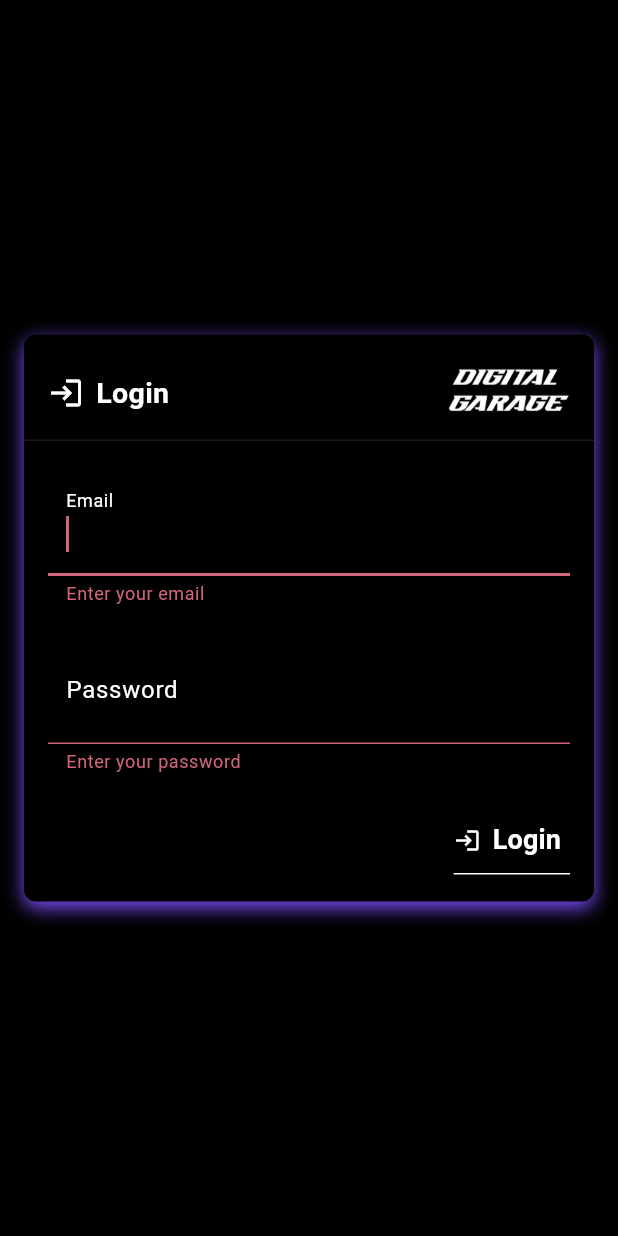
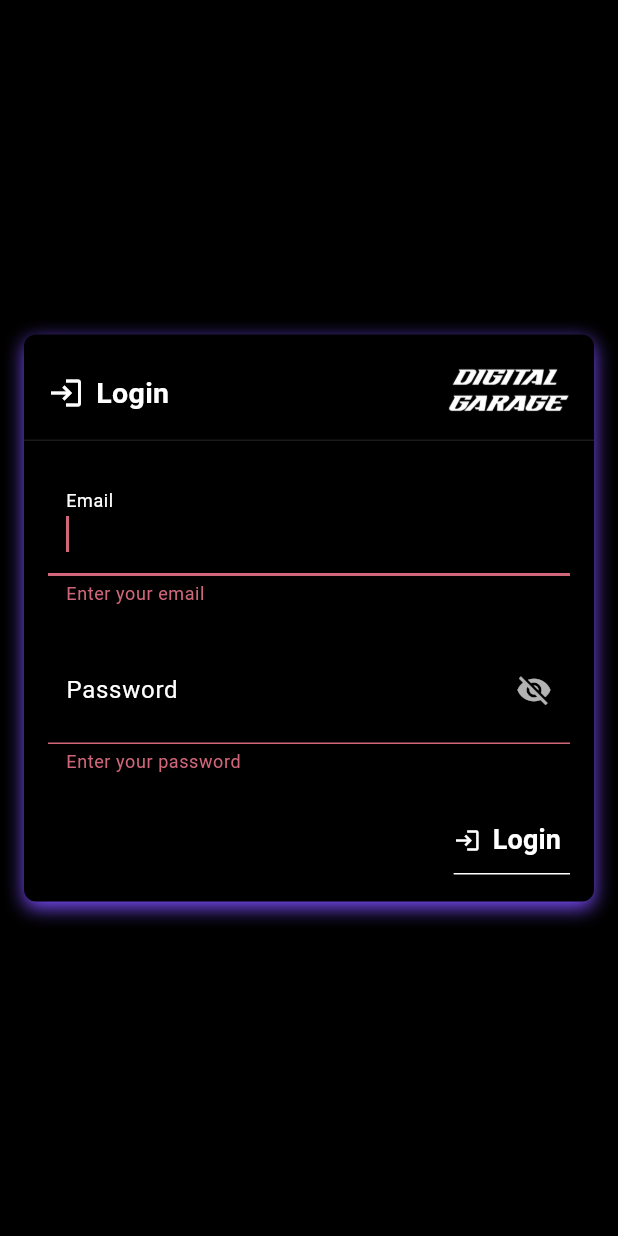
Before and after one commit to mattmurrayswe/digitalgarage_flutter, a Flutter app: the screen it shows after launch, after a tap on "Login", on a phone screen of 412 x 824 dp. Run offline on Flutter 3.47's test engine with Material 3 defaults, Android fonts, the phone set to English and light mode, and no system bars; our stand-ins replace cached_network_image, hive, hive_flutter; missing offline and left inert: mobile_scanner; accounts and stored records are empty.

Commit message:
feat: show pass, gestdetect, format email

```diff
--- a/lib/screens/login_screen.dart
+++ b/lib/screens/login_screen.dart
@@ -1,4 +1,5 @@
 import 'package:flutter/material.dart';
+import 'package:flutter/services.dart';
 import '../services/auth_service.dart';
 import 'main_screen.dart';
 
@@ -9,11 +10,31 @@ class LoginScreen extends StatefulWidget {
   State<LoginScreen> createState() => _LoginScreenState();
 }
 
+class LowerCaseTextFormatter extends TextInputFormatter {
+  @override
+  TextEditingValue formatEditUpdate(
+    TextEditingValue oldValue,
+    TextEditingValue newValue,
+  ) {
+    return TextEditingValue(
+      text: newValue.text.toLowerCase(),
+      selection: newValue.selection,
+    );
+  }
+}
+
 class _LoginScreenState extends State<LoginScreen> {
   final _formKey = GlobalKey<FormState>();
   final _emailController = TextEditingController();
   final _passwordController = TextEditingController();
   final FocusNode _emailFocusNode = FocusNode();
+
+  bool _obscurePassword = true;
+
+  final List<TextInputFormatter> _emailInputFormatters = [
+    FilteringTextInputFormatter.deny(RegExp(r'\s')), // block spaces
+    LowerCaseTextFormatter(), // force lowercase
+  ];
 
   @override
   void initState() {
@@ -45,13 +66,24 @@ class _LoginScreenState extends State<LoginScreen> {
     }
   }
 
+  void _togglePasswordVisibility() {
+    setState(() {
+      _obscurePassword = !_obscurePassword;
+    });
+  }
+
   @override
   Widget build(BuildContext context) {
-    return Scaffold(
+    return GestureDetector(
+      behavior: HitTestBehavior.translucent,
+      onTap: () {
+        FocusScope.of(context).unfocus();
+      },
+      child: Scaffold(
         backgroundColor: Colors.black,
         body: Center(
           child: Container(
-          margin: const EdgeInsets.only(left: 16, right: 16),
+            margin: const EdgeInsets.symmetric(horizontal: 16),
             decoration: BoxDecoration(
               color: Colors.black,
               borderRadius: BorderRadius.circular(8),
@@ -118,6 +150,7 @@ class _LoginScreenState extends State<LoginScreen> {
                             controller: _emailController,
                             focusNode: _emailFocusNode,
                             style: const TextStyle(color: Colors.white),
+                            inputFormatters: _emailInputFormatters,
                             decoration: InputDecoration(
                               labelText: 'Email',
                               labelStyle: const TextStyle(color: Colors.white),
@@ -140,9 +173,18 @@ class _LoginScreenState extends State<LoginScreen> {
                                 vertical: 16,
                               ),
                             ),
-                          validator: (value) => value == null || value.isEmpty
-                              ? 'Enter your email'
-                              : null,
+                            validator: (value) {
+                              if (value == null || value.isEmpty) {
+                                return 'Enter your email';
+                              }
+                              if (value.contains(' ')) {
+                                return 'Email cannot contain spaces';
+                              }
+                              if (value != value.toLowerCase()) {
+                                return 'Email must be lowercase';
+                              }
+                              return null;
+                            },
                           ),
                         ),
                         const SizedBox(height: 18),
@@ -154,7 +196,7 @@ class _LoginScreenState extends State<LoginScreen> {
                           ),
                           child: TextFormField(
                             controller: _passwordController,
-                          obscureText: true,
+                            obscureText: _obscurePassword,
                             style: const TextStyle(color: Colors.white),
                             decoration: InputDecoration(
                               labelText: 'Password',
@@ -177,10 +219,18 @@ class _LoginScreenState extends State<LoginScreen> {
                                 horizontal: 12,
                                 vertical: 16,
                               ),
+                              suffixIcon: IconButton(
+                                icon: Icon(
+                                  _obscurePassword
+                                      ? Icons.visibility_off
+                                      : Icons.visibility,
+                                  color: Colors.white70,
                                 ),
-                          validator: (value) => value == null || value.isEmpty
-                              ? 'Enter your password'
-                              : null,
+                                onPressed: _togglePasswordVisibility,
+                              ),
+                            ),
+                            validator: (value) =>
+                                value == null || value.isEmpty ? 'Enter your password' : null,
                           ),
                         ),
                         const SizedBox(height: 18),
@@ -236,6 +286,7 @@ class _LoginScreenState extends State<LoginScreen> {
             ),
           ),
         ),
+      ),
     );
   }
 }
```
Lines whose indentation alone changed are shown as unchanged.
